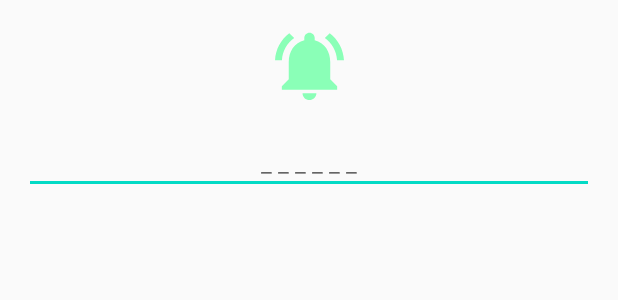
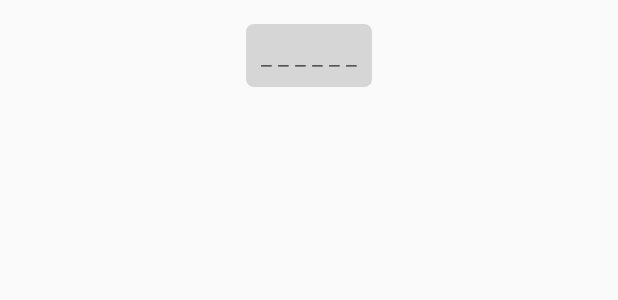
Before and after one commit to DimasGo/messenger, an Android app: the layout fragment_confirm_sms.xml on its own in the app's theme, with its tools: preview values and no code run, on a phone screen of 412 x 824 dp. Shown: the top 300 px of the screen. Run offline under Robolectric (Android 15) with nearby library versions, the phone set to English and light mode, and no system bars.

```diff
--- a/app/build.gradle
+++ b/app/build.gradle
@@ -34,6 +34,7 @@ dependencies {
     implementation 'androidx.legacy:legacy-support-v4:1.0.0'
     implementation 'com.google.firebase:firebase-auth:19.3.2'
     implementation 'com.google.firebase:firebase-analytics:17.5.0'
+    implementation 'com.google.firebase:firebase-database:19.3.1'
     testImplementation 'junit:junit:4.12'
 
     androidTestImplementation 'androidx.test.ext:junit:1.1.1'
--- a/app/src/main/java/com/example/telegram/activity/RegistrationActivity.kt
+++ b/app/src/main/java/com/example/telegram/activity/RegistrationActivity.kt
@@ -5,6 +5,7 @@ import androidx.appcompat.app.AppCompatActivity
 import com.example.telegram.R
 import com.example.telegram.databinding.ActivityRegistrationBinding
 import com.example.telegram.ui.fragment.PhoneLoginFragment
+import com.example.telegram.ui.utility.initFirebase
 import com.example.telegram.ui.utility.replaceFragment
 
 class RegistrationActivity : AppCompatActivity() {
@@ -17,6 +18,7 @@ class RegistrationActivity : AppCompatActivity() {
 
         mBinding = ActivityRegistrationBinding.inflate(layoutInflater)
         setContentView(mBinding.root)
+        initFirebase()
     }
 
     override fun onStart() {
--- a/app/src/main/java/com/example/telegram/ui/fragment/SecurituChatFragment.kt
+++ b/app/src/main/java/com/example/telegram/ui/fragment/SecurityChatFragment.kt
@@ -2,7 +2,7 @@ package com.example.telegram.ui.fragment
 
 import com.example.telegram.R
 
-class SecurituChatFragment : BaseFragment(R.layout.fragment_securitu_chat) {
+class SecurityChatFragment : BaseFragment(R.layout.fragment_securitu_chat) {
 
     override fun onResume() {
         super.onResume()
--- a/app/src/main/java/com/example/telegram/ui/utility/function.kt
+++ b/app/src/main/java/com/example/telegram/ui/utility/function.kt
@@ -6,18 +6,15 @@ import android.app.NotificationManager
 import android.content.Context
 import android.content.Intent
 import android.os.Build
-import android.os.Message
 import android.widget.Toast
 import androidx.appcompat.app.AppCompatActivity
 import androidx.core.app.NotificationCompat
-import androidx.core.content.ContextCompat.getSystemService
 import androidx.fragment.app.Fragment
 import com.example.telegram.R
 
 fun Fragment.showToat(message: String) {
     Toast.makeText(this.context, message, Toast.LENGTH_SHORT).show()
 }
-
 
 fun AppCompatActivity.replaceActivity(activity: AppCompatActivity) {
     startActivity(Intent(this, activity::class.java))
--- /dev/null
+++ b/app/src/main/res/drawable/bagraund_edit_text_registration.xml
@@ -0,0 +1,9 @@
+<?xml version="1.0" encoding="utf-8"?>
+<selector xmlns:android="http://schemas.android.com/apk/res/android">
+    <item>
+        <shape android:shape="rectangle">
+            <solid android:color="@color/md_blue_grey_200"/>
+            <corners android:radius="5dp"/>
+        </shape>
+    </item>
+</selector>
--- a/app/src/main/res/layout/fragment_confirm_sms.xml
+++ b/app/src/main/res/layout/fragment_confirm_sms.xml
@@ -6,23 +6,14 @@
     android:layout_height="match_parent"
     tools:context=".ui.fragment.ConfirmSmsFragment">
 
-    <ImageView
-        android:id="@+id/image_registration"
-        android:layout_width="wrap_content"
-        android:layout_height="wrap_content"
-        android:src="@drawable/ic_baseline_notifications_active_24"
-        android:layout_marginTop="16dp"
-        app:layout_constraintEnd_toEndOf="parent"
-        app:layout_constraintStart_toStartOf="parent"
-        app:layout_constraintTop_toTopOf="parent"
-        android:contentDescription="@string/content_discription" />
 
     <EditText
         android:id="@+id/registration_text_code"
-        android:hint="@string/defult_code"
+        tools:hint="@string/defult_code"
         app:layout_constraintEnd_toEndOf="parent"
+        android:background="@drawable/bagraund_edit_text_registration"
         app:layout_constraintStart_toStartOf="parent"
-        app:layout_constraintTop_toBottomOf="@id/image_registration"
+        app:layout_constraintTop_toTopOf="parent"
         style="@style/edit_text_code" />
 
 </androidx.constraintlayout.widget.ConstraintLayout>
--- a/app/src/main/res/layout/fragment_create_group.xml
+++ b/app/src/main/res/layout/fragment_create_group.xml
@@ -8,8 +8,7 @@
     <TextView
         android:layout_width="wrap_content"
         android:layout_height="wrap_content"
-        android:text="Create Group"
+        tools:text="Create Group"
         android:textColor="@color/md_black_1000"/>
 
-
 </FrameLayout>
--- a/app/src/main/res/layout/fragment_securitu_chat.xml
+++ b/app/src/main/res/layout/fragment_securitu_chat.xml
@@ -3,13 +3,11 @@
     xmlns:tools="http://schemas.android.com/tools"
     android:layout_width="match_parent"
     android:layout_height="match_parent"
-    tools:context=".ui.fragment.SecurituChatFragment">
+    tools:context=".ui.fragment.SecurityChatFragment">
 
     <TextView
         android:layout_width="wrap_content"
         android:layout_height="wrap_content"
         android:text="Security chat"
         android:textColor="@color/md_black_1000"/>
-
-
 </FrameLayout>
--- a/app/src/main/res/values/dimens.xml
+++ b/app/src/main/res/values/dimens.xml
@@ -10,5 +10,4 @@
 
     <dimen name="setting_change_photo_width">35dp</dimen>
     <dimen name="setting_change_photo_height">35dp</dimen>
-    <dimen name="vertical_margine">10dp</dimen>
 </resources>
```
Also changed, not shown: app/src/main/java/com/example/telegram/MainActivity.kt (+4 -13 lines), app/src/main/java/com/example/telegram/ui/fragment/ConfirmSmsFragment.kt (+19 -10 lines), app/src/main/java/com/example/telegram/ui/object/AppDrawer.kt (+1 -6 lines), app/src/main/java/com/example/telegram/ui/utility/firebasehelper.kt (+13 -0 lines), app/src/main/res/layout/activity_main.xml (+2 -5 lines), app/src/main/res/layout/activity_registration.xml (+2 -5 lines), app/src/main/res/layout/fragment_options.xml (+4 -11 lines), app/src/main/res/layout/fragment_phone_login.xml (+2 -9 lines), app/src/main/res/values/styles.xml (+43 -2 lines).
